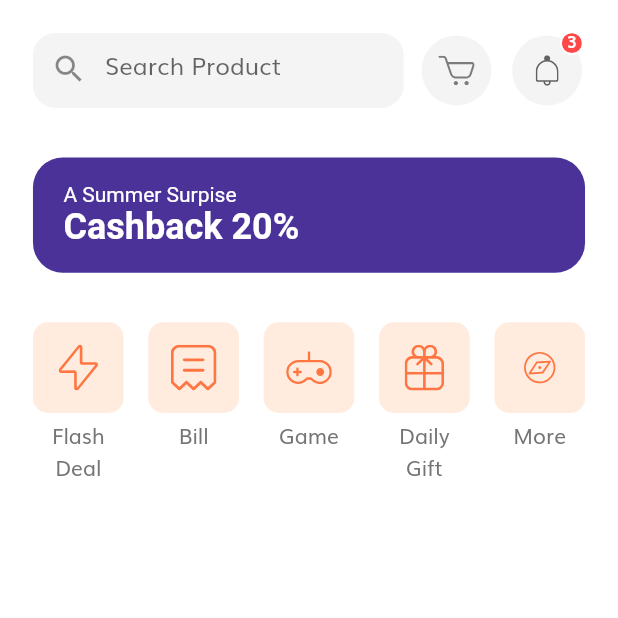
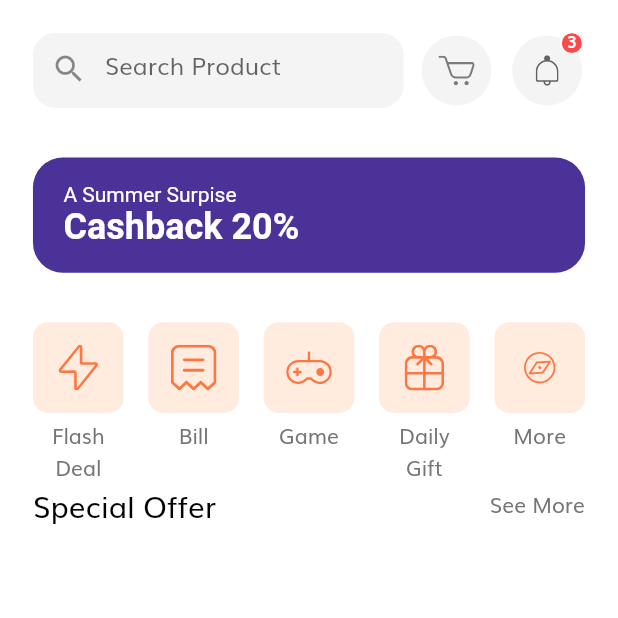
Before and after one commit to kaungphyowai/flutter_e_commerce_ui, a Flutter app: the Home screen opened by its route, on a phone screen of 412 x 824 dp, the top half of it. Run offline on Flutter 3.47's test engine with Material 2 defaults, Android fonts, the phone set to English and light mode, and no system bars; our stand-ins replace flutter_svg.

Commit message:
Special Offer added

```diff
--- a/lib/screens/home/components/body.dart
+++ b/lib/screens/home/components/body.dart
@@ -1,6 +1,6 @@
 import 'package:flutter/material.dart';
+import 'package:flutter_e_commerce_ui/screens/home/components/section_title.dart';
 import 'package:flutter_e_commerce_ui/size_config.dart';
-import 'package:flutter_svg/flutter_svg.dart';
 
 import 'categories.dart';
 import 'discount_banner.dart';
@@ -19,6 +19,10 @@ class Body extends StatelessWidget {
             DiscountBanner(),
             SizedBox(height: getProportionateScreenWidth(30)),
             Categories(),
+            SectionTitle(
+              text: "Special Offer",
+              press: () {},
+            )
           ],
         ),
       ),
--- /dev/null
+++ b/lib/screens/home/components/section_title.dart
@@ -0,0 +1,33 @@
+import 'package:flutter/material.dart';
+
+import '../../../size_config.dart';
+
+class SectionTitle extends StatelessWidget {
+  const SectionTitle({
+    Key key,
+    @required this.text,
+    @required this.press,
+  }) : super(key: key);
+  final String text;
+  final GestureTapCallback press;
+  @override
+  Widget build(BuildContext context) {
+    return Padding(
+      padding:
+          EdgeInsets.symmetric(horizontal: getProportionateScreenWidth(20)),
+      child: Row(
+        mainAxisAlignment: MainAxisAlignment.spaceBetween,
+        children: [
+          Text(
+            text,
+            style: TextStyle(
+              fontSize: getProportionateScreenWidth(18),
+              color: Colors.black,
+            ),
+          ),
+          GestureDetector(onTap: press, child: Text("See More")),
+        ],
+      ),
+    );
+  }
+}
```
